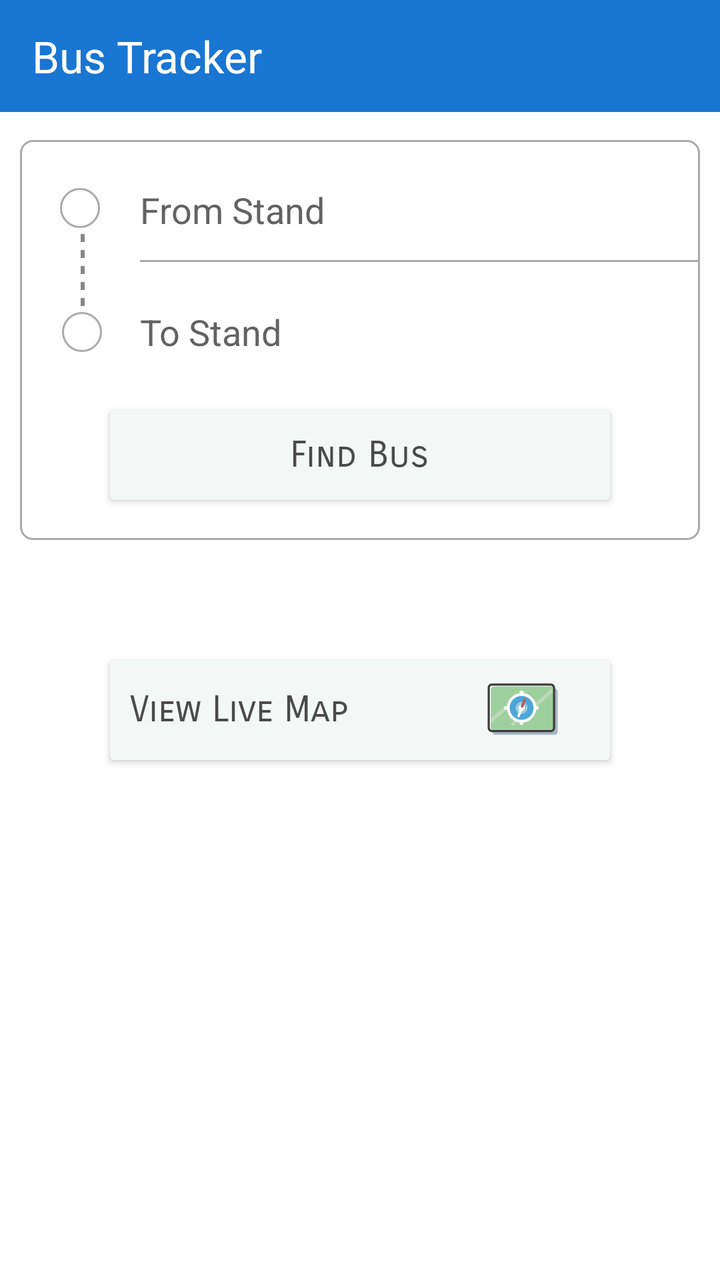
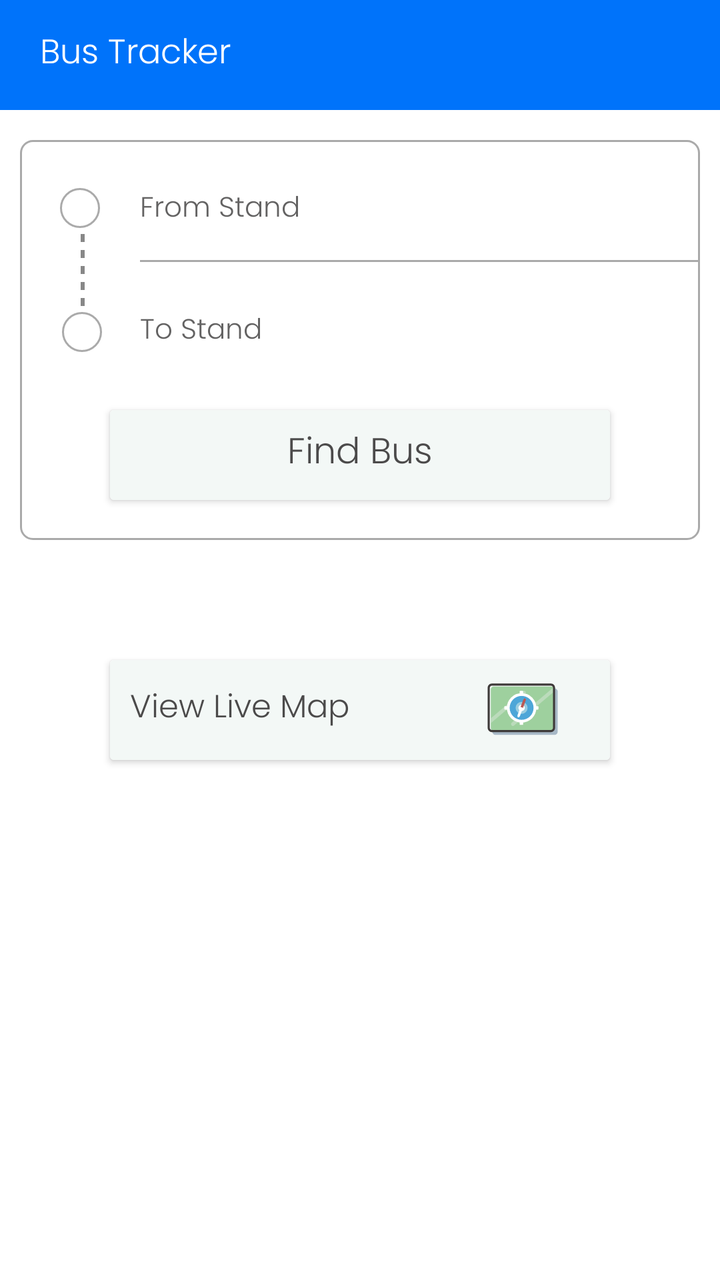

Screens rendered from an Android XML layout before and after an edit, with the pre-edit source and the edit as a unified diff.
<!-- AndroidManifest.xml: application theme Theme.BusTrackingTest -->
<!-- res/layout/activity_main.xml -->
<?xml version="1.0" encoding="utf-8"?>
<androidx.constraintlayout.widget.ConstraintLayout xmlns:android="http://schemas.android.com/apk/res/android"
    xmlns:app="http://schemas.android.com/apk/res-auto"
    xmlns:tools="http://schemas.android.com/tools"
    android:id="@+id/main"
    android:layout_width="match_parent"
    android:layout_height="match_parent"
    android:background="@color/white"
    tools:context=".MainActivity">

    <androidx.appcompat.widget.Toolbar
        android:id="@+id/toolbar"
        android:layout_width="0dp"
        android:layout_height="56dp"
        android:background="#1976D2"
        android:elevation="4dp"
        app:title="Bus Tracker"
        app:titleTextColor="#FFFFFF"

        app:layout_constraintTop_toTopOf="parent"
        app:layout_constraintStart_toStartOf="parent"
        app:layout_constraintEnd_toEndOf="parent"/>

    <LinearLayout
        android:layout_width="match_parent"
        android:layout_height="match_parent"
        android:orientation="vertical"
        tools:layout_editor_absoluteX="0dp"
        tools:layout_editor_absoluteY="-36dp">

        <FrameLayout
            android:layout_width="match_parent"
            android:layout_height="200dp"
            android:layout_marginStart="10dp"
            android:layout_marginTop="70dp"
            android:layout_marginEnd="10dp"
            android:background="@drawable/div"
            android:orientation="horizontal"
            app:layout_constraintEnd_toEndOf="parent"
            app:layout_constraintStart_toStartOf="parent"
            app:layout_constraintTop_toTopOf="parent">

            <LinearLayout
                android:layout_width="60dp"
                android:layout_height="match_parent">

                <View
                    android:layout_width="20dp"
                    android:layout_height="20dp"
                    android:layout_marginStart="20dp"
                    android:layout_marginTop="24dp"
                    android:background="@drawable/circle" />

                <LinearLayout
                    android:layout_width="2dp"
                    android:layout_height="60dp"
                    android:layout_marginLeft="-10dp"
                    android:layout_marginTop="43dp"
                    android:layout_marginRight="-10dp"
                    android:orientation="vertical">
                    
                    
                    
                    
                    

                    <View
                        android:layout_width="2dp"
                        android:layout_height="4dp"
                        android:background="@android:color/transparent" />

                    <View
                        android:layout_width="2dp"
                        android:layout_height="4dp"
                        android:background="#888888" />

                    <View
                        android:layout_width="2dp"
                        android:layout_height="4dp"
                        android:background="@android:color/transparent" />

                    <View
                        android:layout_width="2dp"
                        android:layout_height="4dp"
                        android:background="#888888" />

                    <View
                        android:layout_width="2dp"
                        android:layout_height="4dp"
                        android:background="@android:color/transparent" />

                    <View
                        android:layout_width="2dp"
                        android:layout_height="4dp"
                        android:background="#888888" />

                    <View
                        android:layout_width="2dp"
                        android:layout_height="4dp"
                        android:background="@android:color/transparent" />

                    <View
                        android:layout_width="2dp"
                        android:layout_height="4dp"
                        android:background="#888888" />

                    <View
                        android:layout_width="2dp"
                        android:layout_height="4dp"
                        android:background="@android:color/transparent" />

                    <View
                        android:layout_width="2dp"
                        android:layout_height="4dp"
                        android:background="#888888" />
                </LinearLayout>


                <View
                    android:layout_width="20dp"
                    android:layout_height="20dp"
                    android:layout_marginStart="-2dp"
                    android:layout_marginTop="86dp"
                    android:background="@drawable/circle" />
            </LinearLayout>

            <LinearLayout
                android:layout_width="match_parent"
                android:layout_height="match_parent"
                android:orientation="vertical"
                android:paddingStart="60dp">

                <AutoCompleteTextView
                    android:id="@+id/fromStand"
                    android:layout_width="300dp"
                    android:layout_height="50dp"
                    android:layout_marginTop="10dp"
                    android:background="@android:color/transparent"
                    android:hint="From Stand"
                    android:inputType="textNoSuggestions"
                    android:textColor="@color/light_black"
                    android:textColorHint="#DD4B4A4A"></AutoCompleteTextView>

                <View
                    android:layout_width="match_parent"
                    android:layout_height="1dp"
                    android:background="@android:color/darker_gray" />

                <AutoCompleteTextView
                    android:id="@+id/toStand"
                    android:layout_width="300dp"
                    android:layout_height="50dp"
                    android:layout_marginTop="10dp"
                    android:background="@android:color/transparent"
                    android:hint="To Stand"
                    android:inputType="textNoSuggestions"
                    android:textColor="@color/light_black"
                    android:textColorHint="#DD4B4A4A"></AutoCompleteTextView>
            </LinearLayout>

            <androidx.cardview.widget.CardView
                android:id="@+id/find_bus_button"
                android:layout_width="250dp"
                android:layout_height="45dp"
                android:layout_gravity="center_horizontal|bottom"
                android:layout_marginBottom="20dp">

                <LinearLayout
                    android:layout_width="match_parent"
                    android:layout_height="match_parent"
                    android:background="#F3F8F6"
                    android:gravity="center_vertical|center_horizontal"
                    android:orientation="horizontal">

                    <TextView
                        android:layout_width="wrap_content"
                        android:layout_height="wrap_content"
                        android:fontFamily="sans-serif-smallcaps"
                        android:text="Find Bus"
                        android:textColor="@color/light_black"
                        android:textSize="18sp" />
                </LinearLayout>
            </androidx.cardview.widget.CardView>

            
            
            
            
            
            
            
            

        </FrameLayout>

        <LinearLayout
            android:layout_width="match_parent"
            android:layout_height="100dp"
            android:layout_marginTop="30dp"
            android:gravity="center_horizontal|center_vertical"
            android:orientation="vertical"
            app:layout_constraintBottom_toBottomOf="parent"
            tools:layout_editor_absoluteX="0dp">

            <androidx.cardview.widget.CardView
                android:id="@+id/view_map_button"
                android:layout_width="250dp"
                android:layout_height="50dp"
                android:layout_marginTop="10dp"
                android:clickable="true"
                android:focusable="true">

                <LinearLayout
                    android:layout_width="match_parent"
                    android:layout_height="match_parent"
                    android:background="#F3F8F6"
                    android:gravity="center_vertical"
                    android:orientation="horizontal"
                    android:padding="10dp">

                    <TextView
                        android:layout_width="0dp"
                        android:layout_height="wrap_content"
                        android:layout_weight="6"
                        android:fontFamily="sans-serif-smallcaps"
                        android:text="View Live Map"
                        android:textColor="@color/light_black"
                        android:textSize="18sp" />

                    <ImageView
                        android:layout_width="40dp"
                        android:layout_height="40dp"
                        android:layout_weight="1"
                        app:srcCompat="@drawable/map_svgrepo_com" />

                </LinearLayout>

            </androidx.cardview.widget.CardView>


        </LinearLayout>
    </LinearLayout>

</androidx.constraintlayout.widget.ConstraintLayout>
<!-- resources referenced by this layout -->
<resources>
  <color name="light_black">#4B4A4A</color>
  <color name="white">#FFFFFFFF</color>
  <!-- drawable circle (drawable) -->
  <shape xmlns:android="http://schemas.android.com/apk/res/android"
      android:shape="oval">
      <solid android:color="@android:color/transparent"></solid>
      <stroke android:color="@android:color/darker_gray" android:width="1dp"></stroke>
  </shape>
  <!-- drawable div (drawable) -->
  <shape xmlns:android="http://schemas.android.com/apk/res/android"
      android:shape="rectangle"
      >
      <solid android:color="@color/white" />
      <stroke android:color="@android:color/darker_gray"
          android:width="1dp"/>
      <corners android:radius="6dp"/>
  </shape>
  <!-- drawable map_svgrepo_com: vector/xml drawable (drawable, 2605 chars, omitted) -->
  <style name="Theme.BusTrackingTest" parent="Base.Theme.BusTrackingTest" />
  <style name="Base.Theme.BusTrackingTest" parent="Theme.Material3.DayNight.NoActionBar">
          
          
      </style>
</resources>

<!-- the commit's change to res/layout/activity_main.xml (unified diff, before → after) -->
@@ -8,25 +8,36 @@
     android:background="@color/white"
     tools:context=".MainActivity">
 
-    <androidx.appcompat.widget.Toolbar
-        android:id="@+id/toolbar"
-        android:layout_width="0dp"
-        android:layout_height="56dp"
-        android:background="#1976D2"
-        android:elevation="4dp"
-        app:title="Bus Tracker"
-        app:titleTextColor="#FFFFFF"
-
+    <LinearLayout
+        android:id="@+id/top_bar"
+        android:orientation="horizontal"
+        android:layout_width="match_parent"
+        android:layout_height="55dp"
         app:layout_constraintTop_toTopOf="parent"
         app:layout_constraintStart_toStartOf="parent"
-        app:layout_constraintEnd_toEndOf="parent"/>
+        app:layout_constraintEnd_toEndOf="parent"
+        android:background="#0073FA"
+        />
+    <TextView
+        android:layout_width="wrap_content"
+        android:layout_height="wrap_content"
+        android:text="Bus Tracker"
+        app:layout_constraintTop_toTopOf="@+id/top_bar"
+        app:layout_constraintStart_toStartOf="@+id/top_bar"
+        app:layout_constraintBottom_toBottomOf="@+id/top_bar"
+        android:fontFamily="@font/poppins_light"
+        android:textColor="@android:color/white"
+        android:textSize="17sp"
+        android:layout_marginLeft="20dp"
+        />
 
     <LinearLayout
         android:layout_width="match_parent"
         android:layout_height="match_parent"
         android:orientation="vertical"
         tools:layout_editor_absoluteX="0dp"
-        tools:layout_editor_absoluteY="-36dp">
+        tools:layout_editor_absoluteY="-36dp"
+        >
 
         <FrameLayout
             android:layout_width="match_parent"
@@ -135,6 +146,8 @@
                     android:layout_width="300dp"
                     android:layout_height="50dp"
                     android:layout_marginTop="10dp"
+                    android:fontFamily="@font/poppins_light"
+                    android:textSize="14sp"
                     android:background="@android:color/transparent"
                     android:hint="From Stand"
                     android:inputType="textNoSuggestions"
@@ -151,6 +164,8 @@
                     android:layout_width="300dp"
                     android:layout_height="50dp"
                     android:layout_marginTop="10dp"
+                    android:fontFamily="@font/poppins_light"
+                    android:textSize="14sp"
                     android:background="@android:color/transparent"
                     android:hint="To Stand"
                     android:inputType="textNoSuggestions"
@@ -175,7 +190,7 @@
                     <TextView
                         android:layout_width="wrap_content"
                         android:layout_height="wrap_content"
-                        android:fontFamily="sans-serif-smallcaps"
+                        android:fontFamily="@font/poppins_light"
                         android:text="Find Bus"
                         android:textColor="@color/light_black"
                         android:textSize="18sp" />
@@ -222,10 +237,10 @@
                         android:layout_width="0dp"
                         android:layout_height="wrap_content"
                         android:layout_weight="6"
-                        android:fontFamily="sans-serif-smallcaps"
+                        android:fontFamily="@font/poppins_light"
                         android:text="View Live Map"
                         android:textColor="@color/light_black"
-                        android:textSize="18sp" />
+                        android:textSize="16sp" />
 
                     <ImageView
                         android:layout_width="40dp"
